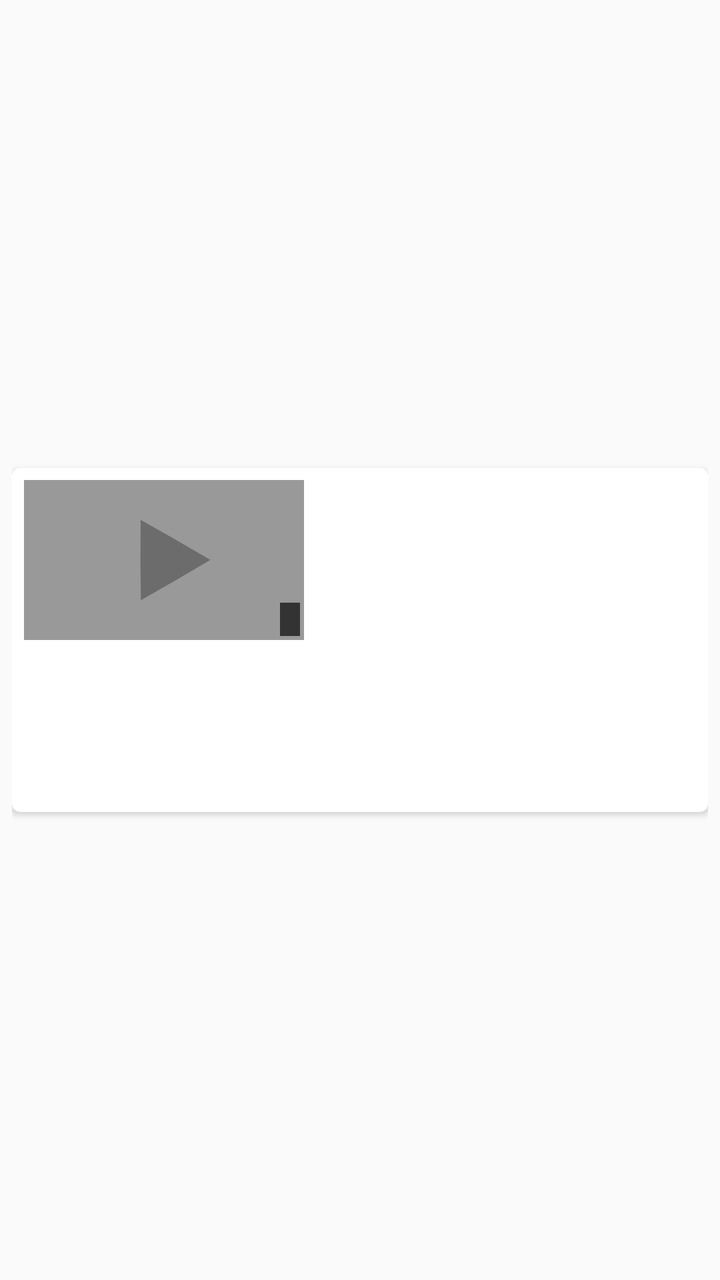
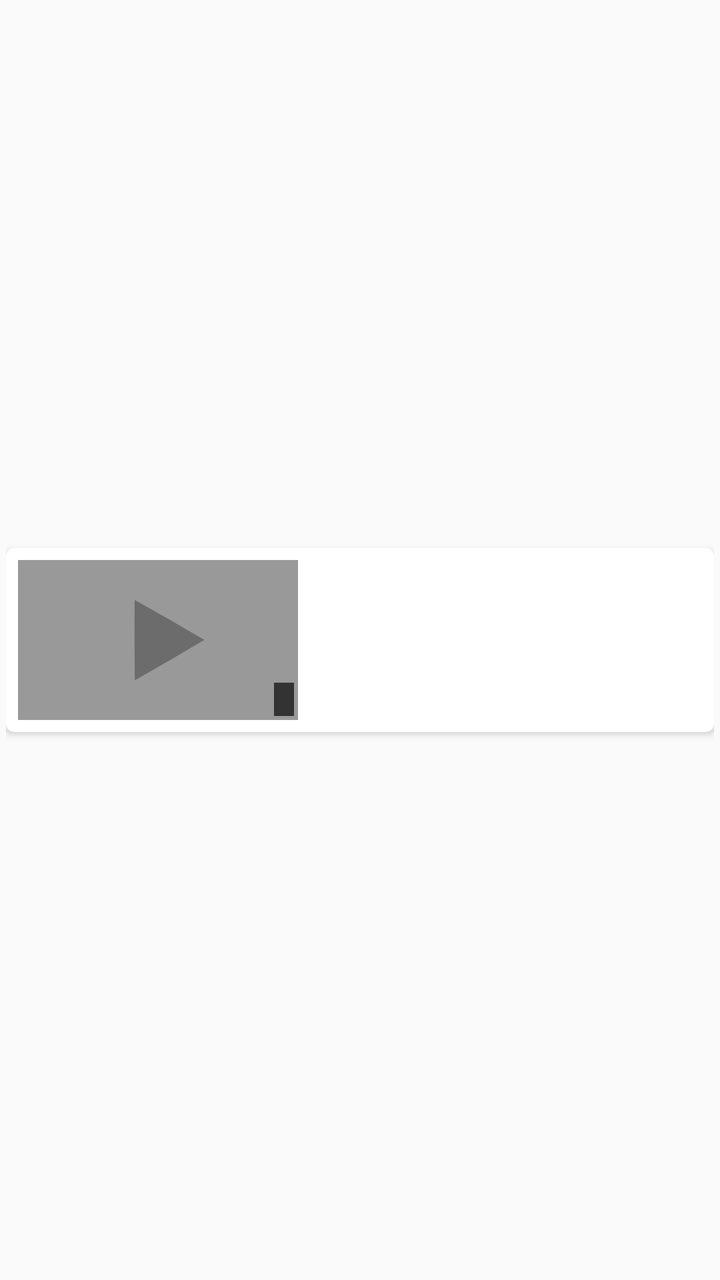

Compare the two renders of this Android layout. The source of the first and the diff that turns it into the second are given below.
<!-- AndroidManifest.xml: application theme AppTheme -->
<!-- res/layout/video_item.xml -->
<?xml version="1.0" encoding="utf-8"?>
<LinearLayout xmlns:android="http://schemas.android.com/apk/res/android"
    xmlns:tools="http://schemas.android.com/tools"
    xmlns:card_view="http://schemas.android.com/apk/res-auto"
    android:layout_width="match_parent"
    android:layout_height="wrap_content"
    android:padding="@dimen/video_item_search_card_margin">

    <android.support.v7.widget.CardView
        xmlns:card_view="http://schemas.android.com/apk/res-auto"
        android:id="@+id/card_view"
        android:layout_gravity="center"
        android:orientation="vertical"
        android:layout_width="match_parent"
        android:layout_height="wrap_content"
        card_view:cardCornerRadius="@dimen/video_item_search_card_radius">

        <LinearLayout
            xmlns:android="http://schemas.android.com/apk/res/android"
            android:orientation="vertical"
            android:layout_width="match_parent"
            android:layout_height="wrap_content"
            android:layout_marginRight="@dimen/video_item_search_image_right_margin"
            android:padding="@dimen/video_item_search_card_padding">

            <RelativeLayout
                android:layout_width="wrap_content"
                android:layout_height="wrap_content">

                <ImageView android:id="@+id/itemThumbnailView"
                    android:contentDescription="@string/itemThumbnailViewDescription"
                    android:layout_width="@dimen/video_item_search_image_width"
                    android:layout_height="@dimen/video_item_search_image_height"
                    android:scaleType="centerCrop"
                    android:layout_alignParentLeft="true"
                    android:layout_alignParentStart="true"
                    android:layout_alignParentTop="true"
                    android:src="@drawable/dummy_thumbnail"/>

                <TextView android:id="@+id/itemDurationView"
                    android:layout_width="wrap_content"
                    android:layout_height="wrap_content"
                    android:layout_alignBottom="@id/itemThumbnailView"
                    android:layout_alignRight="@id/itemThumbnailView"
                    android:layout_alignEnd="@id/itemThumbnailView"
                    android:layout_marginRight="@dimen/video_item_search_duration_margin"
                    android:layout_marginEnd="@dimen/video_item_search_duration_margin"
                    android:layout_marginBottom="@dimen/video_item_search_duration_margin"
                    android:paddingTop="@dimen/video_item_search_duration_vertical_padding"
                    android:paddingBottom="@dimen/video_item_search_duration_vertical_padding"
                    android:paddingRight="@dimen/video_item_search_duration_horizontal_padding"
                    android:paddingLeft="@dimen/video_item_search_duration_horizontal_padding"
                    android:textAppearance="?android:attr/textAppearanceSmall"
                    android:textSize="@dimen/video_item_search_duration_text_size"
                    android:background="@color/durationBackground"
                    android:textColor="@color/durationText"/>

            </RelativeLayout>

            <LinearLayout
                android:orientation="horizontal"
                android:layout_width="fill_parent"
                android:layout_height="@dimen/video_item_search_image_height">

                <TextView android:id="@+id/itemVideoTitleView"
                    android:layout_width="match_parent"
                    android:layout_height="fill_parent"
                    android:textAppearance="?android:attr/textAppearanceLarge"
                    android:textSize="@dimen/video_item_search_title_text_size"/>

                <TextView android:id="@+id/itemUploaderView"
                    android:layout_width="match_parent"
                    android:layout_height="@dimen/video_item_search_uploader_height"
                    android:textAppearance="?android:attr/textAppearanceSmall"
                    android:textSize="@dimen/video_item_search_uploader_text_size"/>

                <TextView android:id="@+id/itemUploadDateView"
                    android:layout_width="match_parent"
                    android:layout_height="@dimen/video_item_search_upload_date_height"
                    android:textAppearance="?android:attr/textAppearanceSmall"
                    android:textSize="@dimen/video_item_search_upload_date_text_size"
                    />

            </LinearLayout>

        </LinearLayout>
    </android.support.v7.widget.CardView>
</LinearLayout>
<!-- resources referenced by this layout -->
<resources>
  <color name="durationBackground">#aa000000</color>
  <color name="durationText">#eeffffff</color>
  <dimen name="video_item_search_card_margin">6dp</dimen>
  <dimen name="video_item_search_card_padding">6dp</dimen>
  <dimen name="video_item_search_card_radius">4dp</dimen>
  <dimen name="video_item_search_duration_horizontal_padding">5sp</dimen>
  <dimen name="video_item_search_duration_margin">2sp</dimen>
  <dimen name="video_item_search_duration_text_size">11sp</dimen>
  <dimen name="video_item_search_duration_vertical_padding">1sp</dimen>
  <dimen name="video_item_search_image_height">80dp</dimen>
  <dimen name="video_item_search_image_right_margin">6dp</dimen>
  <dimen name="video_item_search_image_width">140dp</dimen>
  <dimen name="video_item_search_title_text_size">14sp</dimen>
  <dimen name="video_item_search_upload_date_height">14sp</dimen>
  <dimen name="video_item_search_upload_date_text_size">12sp</dimen>
  <dimen name="video_item_search_uploader_height">14sp</dimen>
  <dimen name="video_item_search_uploader_text_size">12sp</dimen>
  <!-- drawable dummy_thumbnail: png bitmap (drawable-nodpi, 2654 bytes) -->
  <string name="itemThumbnailViewDescription">Video preview thumbnail</string>
  <style name="AppTheme" parent="Theme.AppCompat.Light">
          <item name="android:actionBarStyle">@style/NewPipeActionbarTheme</item>
          <item name="actionBarStyle">@style/NewPipeActionbarTheme</item>
          <item name="colorPrimary">@color/primaryColorYoutube</item>
          <item name="colorPrimaryDark">@color/primaryColorDarkYoutube</item>
          <item name="colorAccent">@color/accentColorYoutube</item>
      </style>
  <style name="NewPipeActionbarTheme" parent="Widget.AppCompat.Light.ActionBar.Solid">
          <item name="android:displayOptions">showHome</item>
          <item name="displayOptions">showHome</item>
          <item name="android:background">@color/primaryColorYoutube</item>
          <item name="background">@color/primaryColorYoutube</item>
      </style>
  <color name="primaryColorYoutube">#cd322e</color>
  <color name="primaryColorDarkYoutube">#bc211d</color>
  <color name="accentColorYoutube">#000000</color>
</resources>

<!-- the commit's change to res/layout/video_item.xml (unified diff, before → after) -->
@@ -15,15 +15,15 @@
         android:layout_height="wrap_content"
         card_view:cardCornerRadius="@dimen/video_item_search_card_radius">
 
-        <LinearLayout
+        <RelativeLayout
             xmlns:android="http://schemas.android.com/apk/res/android"
             android:orientation="vertical"
             android:layout_width="match_parent"
             android:layout_height="wrap_content"
-            android:layout_marginRight="@dimen/video_item_search_image_right_margin"
             android:padding="@dimen/video_item_search_card_padding">
 
-            <RelativeLayout
+            <RelativeLayout android:id="@+id/itemThumbnailViewContainer"
+                android:layout_marginRight="@dimen/video_item_search_image_right_margin"
                 android:layout_width="wrap_content"
                 android:layout_height="wrap_content">
 
@@ -57,10 +57,10 @@
 
             </RelativeLayout>
 
-            <LinearLayout
-                android:orientation="horizontal"
+            <RelativeLayout
                 android:layout_width="fill_parent"
-                android:layout_height="@dimen/video_item_search_image_height">
+                android:layout_height="@dimen/video_item_search_image_height"
+                android:layout_toRightOf="@id/itemThumbnailViewContainer">
 
                 <TextView android:id="@+id/itemVideoTitleView"
                     android:layout_width="match_parent"
@@ -72,17 +72,20 @@
                     android:layout_width="match_parent"
                     android:layout_height="@dimen/video_item_search_uploader_height"
                     android:textAppearance="?android:attr/textAppearanceSmall"
-                    android:textSize="@dimen/video_item_search_uploader_text_size"/>
+                    android:textSize="@dimen/video_item_search_uploader_text_size"
+                    android:layout_toEndOf="@id/detailVideoTitleView"
+                    android:layout_toRightOf="@id/detailVideoTitleView"/>
 
                 <TextView android:id="@+id/itemUploadDateView"
                     android:layout_width="match_parent"
                     android:layout_height="@dimen/video_item_search_upload_date_height"
                     android:textAppearance="?android:attr/textAppearanceSmall"
                     android:textSize="@dimen/video_item_search_upload_date_text_size"
-                    />
+                    android:layout_toEndOf="@id/itemUploaderView"
+                    android:layout_toRightOf="@id/itemUploaderView"/>
 
-            </LinearLayout>
+            </RelativeLayout>
 
-        </LinearLayout>
+        </RelativeLayout>
     </android.support.v7.widget.CardView>
 </LinearLayout>
<!-- resource entries referenced after the edit -->
@@ -2,7 +2,7 @@
 <resources>
   <color name="durationBackground">#aa000000</color>
   <color name="durationText">#eeffffff</color>
-  <dimen name="video_item_search_card_margin">6dp</dimen>
+  <dimen name="video_item_search_card_margin">3dp</dimen>
   <dimen name="video_item_search_card_padding">6dp</dimen>
   <dimen name="video_item_search_card_radius">4dp</dimen>
   <dimen name="video_item_search_duration_horizontal_padding">5sp</dimen>
